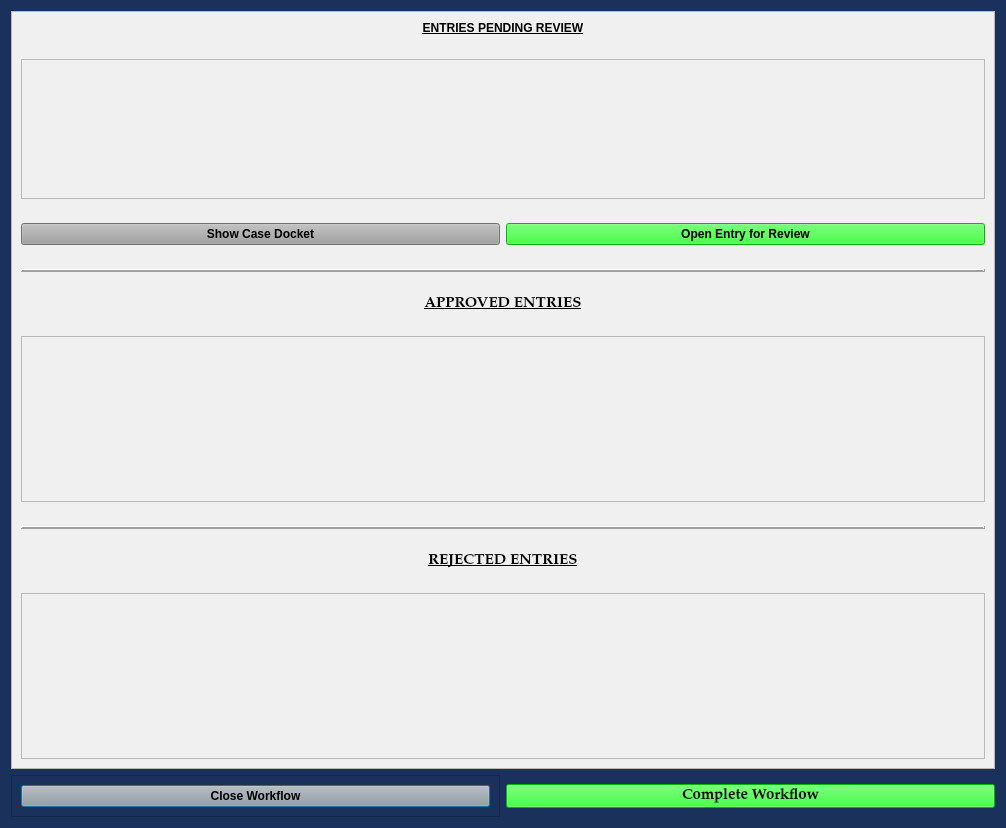
First picture: the form in munientry/views/ui/HemmeterWorkflowDialog.ui, repository HunterProgram22/MuniEntry, before the edit.
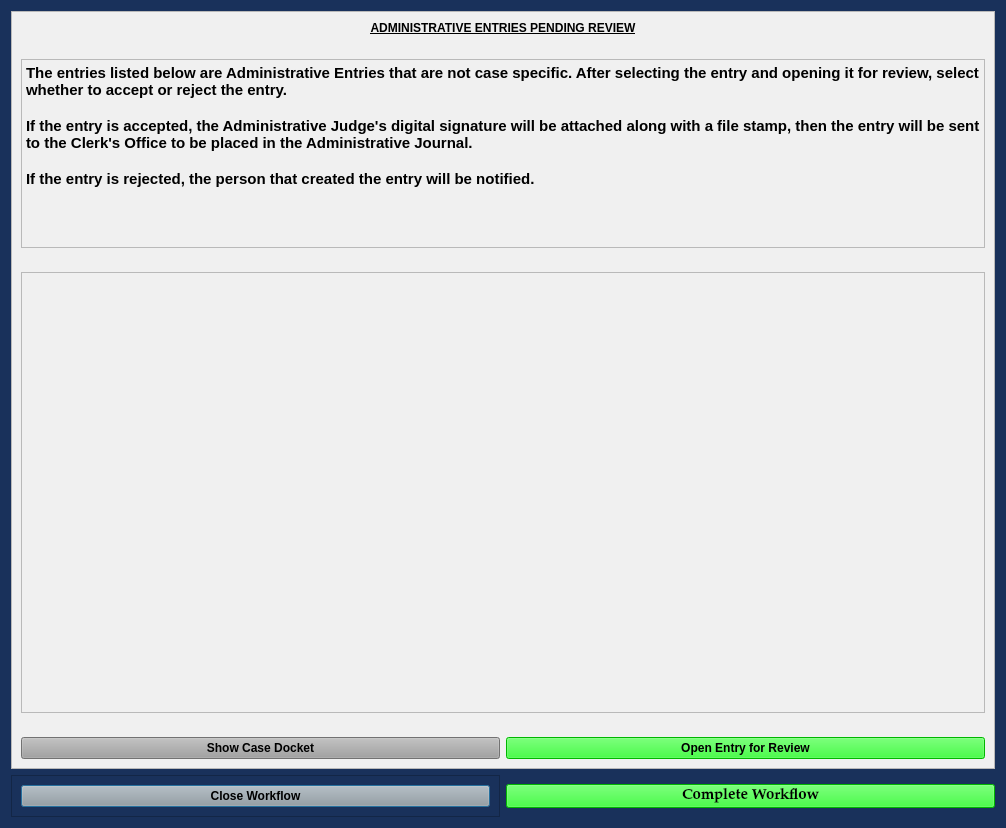
Second picture: the form after the edit.

Commit message: Updating dialog for Hemmeter workflow.

```diff
--- a/munientry/views/ui/HemmeterWorkflowDialog.ui
+++ b/munientry/views/ui/HemmeterWorkflowDialog.ui
@@ -41,7 +41,7 @@
    <string notr="true">background-color: rgb(25, 49, 91);
 font: 75 11pt &quot;Palatino Linotype&quot;;</string>
   </property>
-  <layout class="QGridLayout" name="gridLayout" rowstretch="4,0">
+  <layout class="QGridLayout" name="gridLayout" rowstretch="0,0">
    <item row="1" column="0">
     <widget class="QFrame" name="frame">
      <property name="font">
@@ -117,23 +117,10 @@
      <property name="frameShadow">
       <enum>QFrame::Raised</enum>
      </property>
-     <layout class="QGridLayout" name="gridLayout_2" rowstretch="0,0,0,0,0,0,0,0,0,0">
+     <layout class="QGridLayout" name="gridLayout_2" rowstretch="0,3,7,0">
       <property name="verticalSpacing">
        <number>24</number>
       </property>
-      <item row="4" column="0" colspan="2">
-       <widget class="Line" name="line">
-        <property name="frameShadow">
-         <enum>QFrame::Raised</enum>
-        </property>
-        <property name="lineWidth">
-         <number>2</number>
-        </property>
-        <property name="orientation">
-         <enum>Qt::Horizontal</enum>
-        </property>
-       </widget>
-      </item>
       <item row="0" column="0" colspan="2">
        <widget class="QLabel" name="label">
         <property name="maximumSize">
@@ -143,72 +130,28 @@
          </size>
         </property>
         <property name="text">
-         <string>&lt;html&gt;&lt;head/&gt;&lt;body&gt;&lt;p&gt;&lt;span style=&quot; text-decoration: underline;&quot;&gt;ENTRIES PENDING REVIEW&lt;/span&gt;&lt;/p&gt;&lt;/body&gt;&lt;/html&gt;</string>
+         <string>&lt;html&gt;&lt;head/&gt;&lt;body&gt;&lt;p&gt;&lt;span style=&quot; text-decoration: underline;&quot;&gt;ADMINISTRATIVE ENTRIES PENDING REVIEW&lt;/span&gt;&lt;/p&gt;&lt;/body&gt;&lt;/html&gt;</string>
         </property>
         <property name="alignment">
          <set>Qt::AlignCenter</set>
         </property>
        </widget>
       </item>
-      <item row="5" column="0" colspan="2">
-       <widget class="QLabel" name="label_2">
-        <property name="font">
-         <font>
-          <family>Palatino Linotype</family>
-          <pointsize>11</pointsize>
-          <weight>75</weight>
-          <italic>false</italic>
-          <bold>true</bold>
-          <underline>true</underline>
-         </font>
+      <item row="1" column="0" colspan="2">
+       <widget class="QTextBrowser" name="textBrowser">
+        <property name="html">
+         <string>&lt;!DOCTYPE HTML PUBLIC &quot;-//W3C//DTD HTML 4.0//EN&quot; &quot;http://www.w3.org/TR/REC-html40/strict.dtd&quot;&gt;
+&lt;html&gt;&lt;head&gt;&lt;meta name=&quot;qrichtext&quot; content=&quot;1&quot; /&gt;&lt;style type=&quot;text/css&quot;&gt;
+p, li { white-space: pre-wrap; }
+&lt;/style&gt;&lt;/head&gt;&lt;body style=&quot; font-family:'Palatino Linotype'; font-size:11pt; font-weight:600; font-style:normal;&quot;&gt;
+&lt;p style=&quot; margin-top:0px; margin-bottom:0px; margin-left:0px; margin-right:0px; -qt-block-indent:0; text-indent:0px;&quot;&gt;The entries listed below are Administrative Entries that are not case specific. After selecting the entry and opening it for review, select whether to accept or reject the entry.&lt;/p&gt;
+&lt;p style=&quot;-qt-paragraph-type:empty; margin-top:0px; margin-bottom:0px; margin-left:0px; margin-right:0px; -qt-block-indent:0; text-indent:0px;&quot;&gt;&lt;br /&gt;&lt;/p&gt;
+&lt;p style=&quot; margin-top:0px; margin-bottom:0px; margin-left:0px; margin-right:0px; -qt-block-indent:0; text-indent:0px;&quot;&gt;If the entry is accepted, the Administrative Judge's digital signature will be attached along with a file stamp, then the entry will be sent to the Clerk's Office to be placed in the Administrative Journal.&lt;/p&gt;
+&lt;p style=&quot;-qt-paragraph-type:empty; margin-top:0px; margin-bottom:0px; margin-left:0px; margin-right:0px; -qt-block-indent:0; text-indent:0px;&quot;&gt;&lt;br /&gt;&lt;/p&gt;
+&lt;p style=&quot; margin-top:0px; margin-bottom:0px; margin-left:0px; margin-right:0px; -qt-block-indent:0; text-indent:0px;&quot;&gt;If the entry is rejected, the person that created the entry will be notified.&lt;/p&gt;&lt;/body&gt;&lt;/html&gt;</string>
         </property>
-        <property name="text">
-         <string>APPROVED ENTRIES</string>
-        </property>
-        <property name="alignment">
-         <set>Qt::AlignCenter</set>
-        </property>
        </widget>
       </item>
-      <item row="6" column="0" colspan="2">
-       <widget class="QListWidget" name="approved_entries_listWidget"/>
-      </item>
-      <item row="7" column="0" colspan="2">
-       <widget class="Line" name="line_2">
-        <property name="frameShadow">
-         <enum>QFrame::Raised</enum>
-        </property>
-        <property name="lineWidth">
-         <number>2</number>
-        </property>
-        <property name="orientation">
-         <enum>Qt::Horizontal</enum>
-        </property>
-       </widget>
-      </item>
-      <item row="8" column="0" colspan="2">
-       <widget class="QLabel" name="label_3">
-        <property name="font">
-         <font>
-          <family>Palatino Linotype</family>
-          <pointsize>11</pointsize>
-          <weight>75</weight>
-          <italic>false</italic>
-          <bold>true</bold>
-          <underline>true</underline>
-         </font>
-        </property>
-        <property name="text">
-         <string>REJECTED ENTRIES</string>
-        </property>
-        <property name="alignment">
-         <set>Qt::AlignCenter</set>
-        </property>
-       </widget>
-      </item>
-      <item row="9" column="0" colspan="2">
-       <widget class="QListWidget" name="rejected_entries_listWidget"/>
-      </item>
       <item row="3" column="0">
        <widget class="QPushButton" name="show_docket_Button">
         <property name="styleSheet">
@@ -232,8 +175,8 @@
         </property>
        </widget>
       </item>
-      <item row="1" column="0" rowspan="2" colspan="2">
-       <widget class="QListWidget" name="pending_entries_listWidget"/>
+      <item row="2" column="0" colspan="2">
+       <widget class="QTableWidget" name="entries_tableWidget"/>
       </item>
      </layout>
     </widget>
```
